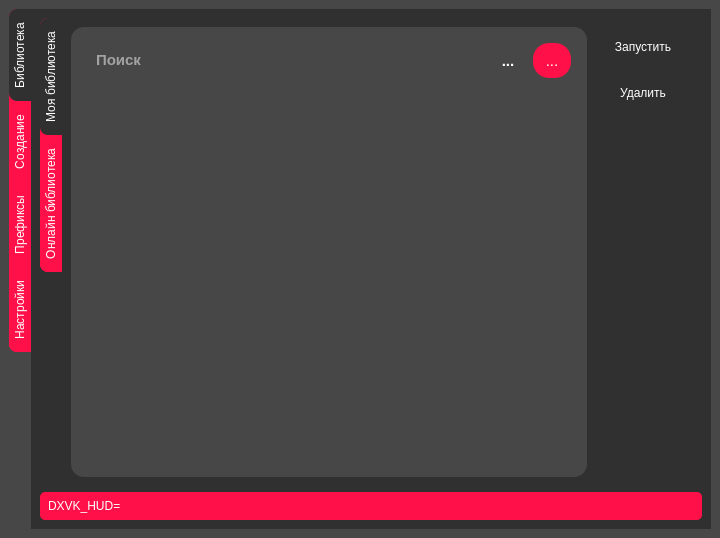
Qt form code_files/untitled.ui (magiclinuxoid/GamesForLinux) before a commit.
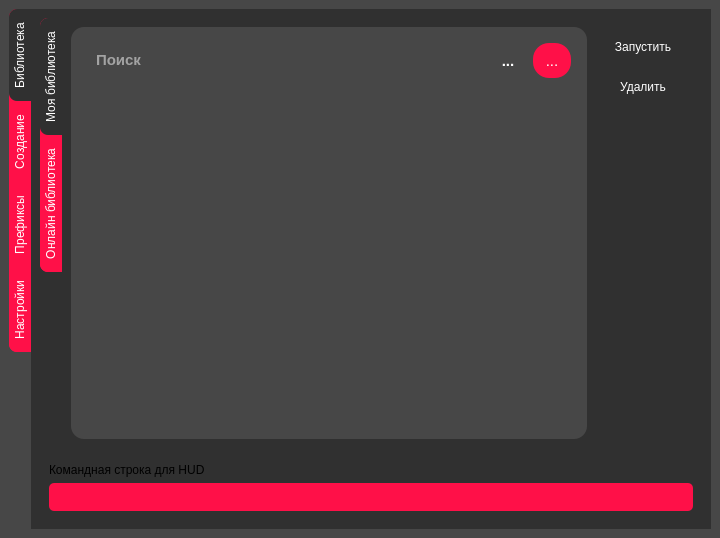
The same form after that commit. The open tabs and pages were chosen to show the change. Icons and pictures are not drawn.

Patch:
```diff
--- a/code_files/untitled.ui
+++ b/code_files/untitled.ui
@@ -485,8 +485,8 @@
    <property name="styleSheet">
     <string notr="true"/>
    </property>
-   <layout class="QHBoxLayout" name="horizontalLayout_3">
-    <item>
+   <layout class="QGridLayout" name="gridLayout_7">
+    <item row="1" column="0">
      <widget class="QTabWidget" name="tabWidget">
       <property name="enabled">
        <bool>true</bool>
@@ -508,7 +508,7 @@
       </property>
       <property name="styleSheet">
        <string notr="true">QToolButton::checked{
-border-radius:10px;
+border-radius:5px;
 font: 16pt &quot;Franxurter Totally&quot;;
 background-color: rgb(255, 16, 72);
 }
@@ -516,9 +516,7 @@
 background-color: transparent;
 border:none;
 color: rgb(255, 255, 255);
-border-radius:10px;
 font: 16pt &quot;Franxurter Totally&quot;;
-background-color: rgb(255, 16, 72);
 }
 QTabBar::tab:selected{
 background-color: rgb(48, 48, 48);
@@ -584,7 +582,7 @@
         <string>Библиотека</string>
        </attribute>
        <layout class="QGridLayout" name="gridLayout_4">
-        <item row="0" column="1">
+        <item row="1" column="0">
          <widget class="QTabWidget" name="tabWidget_2">
           <property name="sizePolicy">
            <sizepolicy hsizetype="Preferred" vsizetype="Preferred">
@@ -595,6 +593,11 @@
           <property name="styleSheet">
            <string notr="true">QTabBar{
 background-color:rgb(255, 16, 72);
+}
+QToolButton::checked{
+border-radius:5px;
+font: 16pt &quot;Franxurter Totally&quot;;
+background-color: rgb(255, 16, 72);
 }</string>
           </property>
           <property name="tabPosition">
@@ -620,91 +623,6 @@
             <string>Моя библиотека</string>
            </attribute>
            <layout class="QGridLayout" name="gridLayout_5">
-            <item row="0" column="1">
-             <layout class="QVBoxLayout" name="verticalLayout_3">
-              <item>
-               <widget class="QToolButton" name="toolButton_10">
-                <property name="sizePolicy">
-                 <sizepolicy hsizetype="Preferred" vsizetype="Fixed">
-                  <horstretch>0</horstretch>
-                  <verstretch>0</verstretch>
-                 </sizepolicy>
-                </property>
-                <property name="minimumSize">
-                 <size>
-                  <width>100</width>
-                  <height>40</height>
-                 </size>
-                </property>
-                <property name="styleSheet">
-                 <string notr="true">QToolButton::checked{
-border-radius:5px;
-background-color: rgb(255, 16, 72);
-}</string>
-                </property>
-                <property name="text">
-                 <string>Запустить</string>
-                </property>
-                <property name="checkable">
-                 <bool>true</bool>
-                </property>
-                <property name="autoRepeat">
-                 <bool>true</bool>
-                </property>
-                <property name="autoExclusive">
-                 <bool>true</bool>
-                </property>
-               </widget>
-              </item>
-              <item>
-               <widget class="QToolButton" name="toolButton_7">
-                <property name="sizePolicy">
-                 <sizepolicy hsizetype="Preferred" vsizetype="Fixed">
-                  <horstretch>0</horstretch>
-                  <verstretch>0</verstretch>
-                 </sizepolicy>
-                </property>
-                <property name="minimumSize">
-                 <size>
-                  <width>100</width>
-                  <height>40</height>
-                 </size>
-                </property>
-                <property name="styleSheet">
-                 <string notr="true">QToolButton::checked{
-border-radius:5px;
-background-color: rgb(255, 16, 72);
-}</string>
-                </property>
-                <property name="text">
-                 <string>Удалить</string>
-                </property>
-                <property name="checkable">
-                 <bool>true</bool>
-                </property>
-                <property name="autoRepeat">
-                 <bool>true</bool>
-                </property>
-                <property name="autoExclusive">
-                 <bool>true</bool>
-                </property>
-               </widget>
-              </item>
-              <item>
-               <spacer name="verticalSpacer_4">
-                <property name="orientation">
-                 <enum>Qt::Vertical</enum>
-                </property>
-                <property name="sizeHint" stdset="0">
-                 <size>
-                  <width>20</width>
-                  <height>40</height>
-                 </size>
-                </property>
-               </spacer>
-              </item>
-             </layout>
-            </item>
             <item row="0" column="0" rowspan="8">
              <widget class="QGroupBox" name="groupBox_4">
               <property name="sizePolicy">
@@ -973,17 +891,17 @@
                  </property>
                 </widget>
                </item>
-               <item row="1" column="0" colspan="3">
+               <item row="1" column="0">
                 <widget class="QListWidget" name="listWidget_3">
                  <property name="sizePolicy">
-                  <sizepolicy hsizetype="MinimumExpanding" vsizetype="Expanding">
+                  <sizepolicy hsizetype="Expanding" vsizetype="Expanding">
                    <horstretch>0</horstretch>
                    <verstretch>0</verstretch>
                   </sizepolicy>
                  </property>
                  <property name="minimumSize">
                   <size>
-                   <width>486</width>
+                   <width>470</width>
                    <height>0</height>
                   </size>
                  </property>
@@ -1078,6 +996,91 @@
               </layout>
              </widget>
             </item>
+            <item row="0" column="2" rowspan="6">
+             <layout class="QVBoxLayout" name="verticalLayout_3">
+              <property name="spacing">
+               <number>0</number>
+              </property>
+              <property name="rightMargin">
+               <number>0</number>
+              </property>
+              <item>
+               <widget class="QToolButton" name="toolButton_10">
+                <property name="sizePolicy">
+                 <sizepolicy hsizetype="Preferred" vsizetype="Fixed">
+                  <horstretch>0</horstretch>
+                  <verstretch>0</verstretch>
+                 </sizepolicy>
+                </property>
+                <property name="minimumSize">
+                 <size>
+                  <width>100</width>
+                  <height>40</height>
+                 </size>
+                </property>
+                <property name="styleSheet">
+                 <string notr="true"/>
+                </property>
+                <property name="text">
+                 <string>Запустить</string>
+                </property>
+                <property name="checkable">
+                 <bool>true</bool>
+                </property>
+                <property name="autoRepeat">
+                 <bool>true</bool>
+                </property>
+                <property name="autoExclusive">
+                 <bool>true</bool>
+                </property>
+               </widget>
+              </item>
+              <item>
+               <widget class="QToolButton" name="toolButton_7">
+                <property name="sizePolicy">
+                 <sizepolicy hsizetype="Preferred" vsizetype="Fixed">
+                  <horstretch>0</horstretch>
+                  <verstretch>0</verstretch>
+                 </sizepolicy>
+                </property>
+                <property name="minimumSize">
+                 <size>
+                  <width>100</width>
+                  <height>40</height>
+                 </size>
+                </property>
+                <property name="styleSheet">
+                 <string notr="true"/>
+                </property>
+                <property name="text">
+                 <string>Удалить</string>
+                </property>
+                <property name="checkable">
+                 <bool>true</bool>
+                </property>
+                <property name="autoRepeat">
+                 <bool>true</bool>
+                </property>
+                <property name="autoExclusive">
+                 <bool>true</bool>
+                </property>
+               </widget>
+              </item>
+              <item>
+               <spacer name="verticalSpacer_4">
+                <property name="orientation">
+                 <enum>Qt::Vertical</enum>
+                </property>
+                <property name="sizeHint" stdset="0">
+                 <size>
+                  <width>20</width>
+                  <height>40</height>
+                 </size>
+                </property>
+               </spacer>
+              </item>
+             </layout>
+            </item>
            </layout>
           </widget>
           <widget class="QWidget" name="tab_3">
@@ -1682,20 +1685,85 @@
           </widget>
          </widget>
         </item>
-        <item row="1" column="1">
-         <widget class="QLineEdit" name="lineEdit_5">
+        <item row="2" column="0">
+         <widget class="QGroupBox" name="groupBox_3">
+          <property name="sizePolicy">
+           <sizepolicy hsizetype="Preferred" vsizetype="Fixed">
+            <horstretch>0</horstretch>
+            <verstretch>0</verstretch>
+           </sizepolicy>
+          </property>
+          <property name="minimumSize">
+           <size>
+            <width>0</width>
+            <height>0</height>
+           </size>
+          </property>
+          <property name="layoutDirection">
+           <enum>Qt::LeftToRight</enum>
+          </property>
           <property name="styleSheet">
-           <string notr="true">border-width: 1px;        
+           <string notr="true">background-color: transparent;
+border:none;</string>
+          </property>
+          <property name="title">
+           <string/>
+          </property>
+          <property name="alignment">
+           <set>Qt::AlignLeading|Qt::AlignLeft|Qt::AlignTop</set>
+          </property>
+          <property name="flat">
+           <bool>true</bool>
+          </property>
+          <layout class="QGridLayout" name="gridLayout_2">
+           <item row="1" column="0">
+            <widget class="QLineEdit" name="lineEdit_5">
+             <property name="sizePolicy">
+              <sizepolicy hsizetype="Ignored" vsizetype="Fixed">
+               <horstretch>0</horstretch>
+               <verstretch>0</verstretch>
+              </sizepolicy>
+             </property>
+             <property name="styleSheet">
+              <string notr="true">border-width: 1px;        
 background-color: rgb(255, 16, 72);
 border-radius:5px;
 border:none;
 font: 14pt &quot;Franxurter Totally&quot;;
 padding:6px;
 color: rgb(255, 255, 255);font: 14pt &quot;Franxurter Totally&quot;;</string>
-          </property>
-          <property name="text">
-           <string>DXVK_HUD=</string>
-          </property>
+             </property>
+             <property name="text">
+              <string/>
+             </property>
+             <property name="echoMode">
+              <enum>QLineEdit::Normal</enum>
+             </property>
+             <property name="dragEnabled">
+              <bool>true</bool>
+             </property>
+             <property name="placeholderText">
+              <string/>
+             </property>
+             <property name="clearButtonEnabled">
+              <bool>false</bool>
+             </property>
+            </widget>
+           </item>
+           <item row="0" column="0">
+            <widget class="QLabel" name="label_7">
+             <property name="styleSheet">
+              <string notr="true">font: 14pt &quot;Franxurter Totally&quot;;</string>
+             </property>
+             <property name="text">
+              <string>Командная строка для HUD</string>
+             </property>
+             <property name="textFormat">
+              <enum>Qt::AutoText</enum>
+             </property>
+            </widget>
+           </item>
+          </layout>
          </widget>
         </item>
        </layout>
```
Left out of the diff: 328 changed lines with no effect on the pictures.
